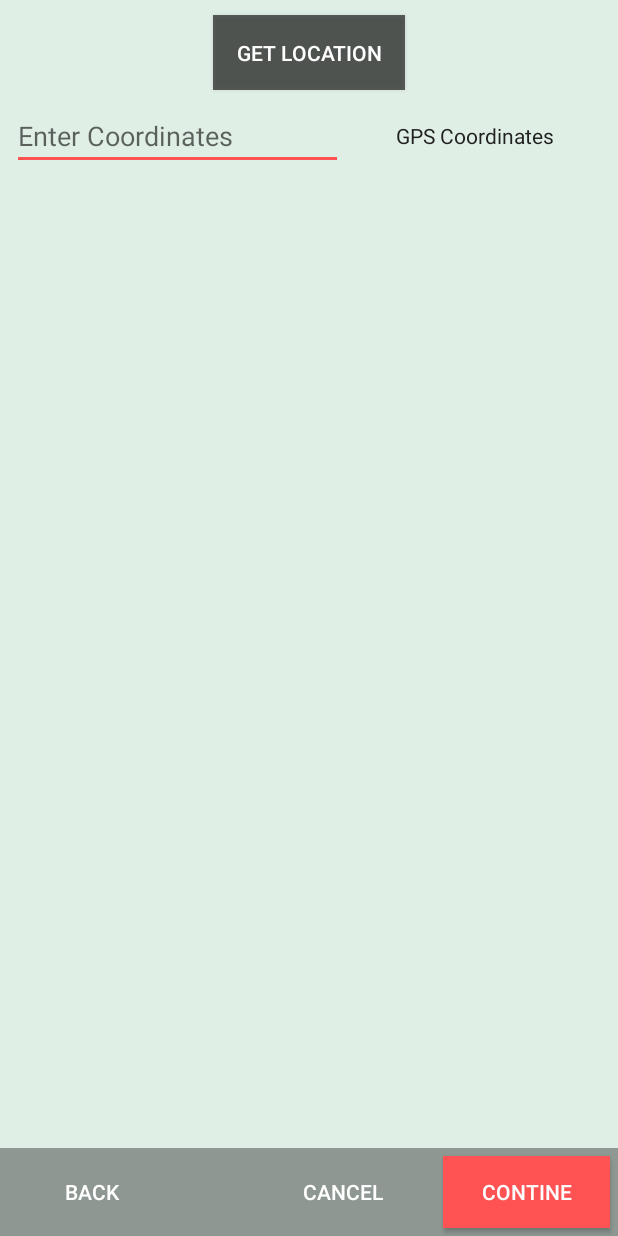
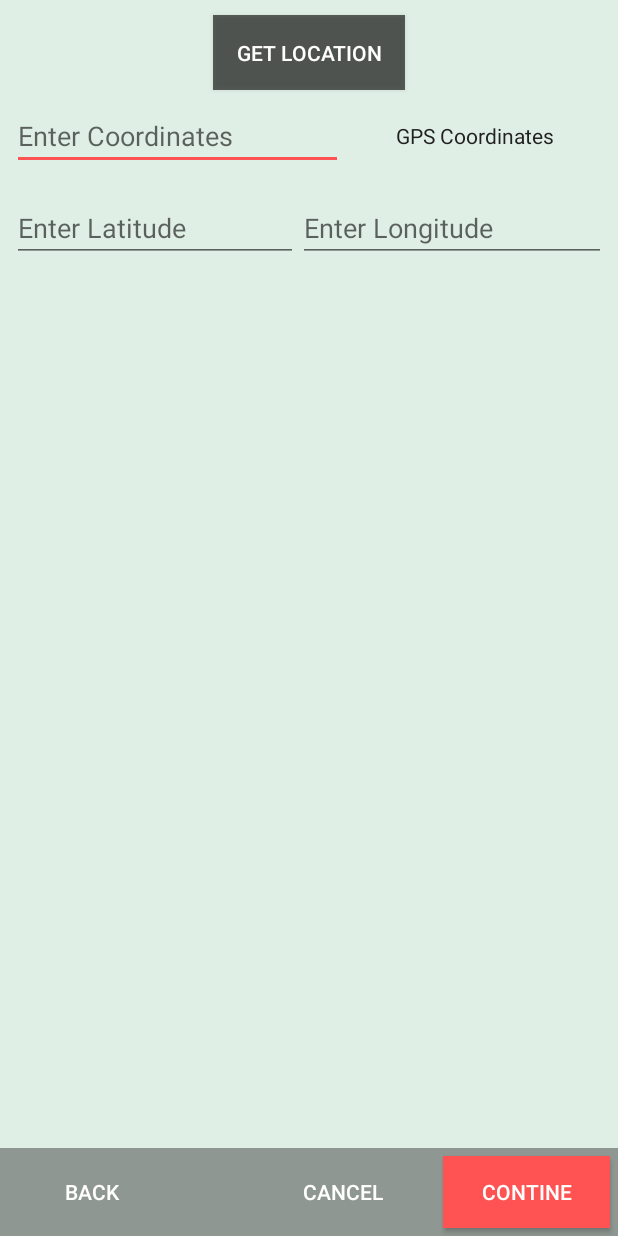
Before and after one commit to Chinese-Dragon/Wildlife-Collector, an Android app: the fragment CollectionLocation shown on its own in the app's theme, on a phone screen of 412 x 824 dp. Run offline under Robolectric (Android 15) with nearby library versions, the phone set to English and light mode, and no system bars.

Commit message:
Latitude and Longitude Text Boxes Added

```diff
--- a/CodeBase/wildlife/app/src/main/AndroidManifest.xml
+++ b/CodeBase/wildlife/app/src/main/AndroidManifest.xml
@@ -4,7 +4,7 @@
     package="edu.drury.mcs.wildlife">
 
     <uses-permission android:name="android.permission.ACCESS_COARSE_LOCATION" />
-    <uses-permission android:name="android.permission.ACCESS_FINE_LOCATION"/>
+    <uses-permission android:name="android.permission.ACCESS_FINE_LOCATION" />
     <uses-permission android:name="android.permission.INTERNET"/>
 
     <application
--- a/CodeBase/wildlife/app/src/main/java/edu/drury/mcs/wildlife/Fragment/CollectionLocation.java
+++ b/CodeBase/wildlife/app/src/main/java/edu/drury/mcs/wildlife/Fragment/CollectionLocation.java
@@ -30,6 +30,8 @@ public class CollectionLocation extends Fragment implements View.OnClickListener
     private Button back, cancel, next, getLocation;
     private LocationManager locationManager;
     private EditText coordinates;
+    private EditText latitude;
+    private EditText longitude;
 
 //    /**
 //     * Instead of handing over potential parameters via constructor,
@@ -62,6 +64,8 @@ public class CollectionLocation extends Fragment implements View.OnClickListener
         next = (Button) layout.findViewById(R.id.next);
         getLocation = (Button) layout.findViewById(R.id.getLocation);
         coordinates = (EditText) layout.findViewById(R.id.coordinates);
+        latitude = (EditText) layout.findViewById(R.id.latitude);
+        longitude = (EditText) layout.findViewById(R.id.longitude);
 
         back.setOnClickListener(this);
         cancel.setOnClickListener(this);
@@ -86,7 +90,9 @@ public class CollectionLocation extends Fragment implements View.OnClickListener
                 @Override
                 public void gotLocation(Location location){
                     //Got the location!
-                    coordinates.setText(Double.toString(location.getLatitude()) + Double.toString(location.getLongitude()));
+                    //coordinates.setText(Double.toString(location.getLatitude()) + Double.toString(location.getLongitude()));
+                    latitude.setText(Double.toString(location.getLatitude()));
+                    longitude.setText(Double.toString(location.getLongitude()));
                 }
             };
             MyLocation myLocation = new MyLocation(getActivity());
--- a/CodeBase/wildlife/app/src/main/res/layout/collection_location_fragment.xml
+++ b/CodeBase/wildlife/app/src/main/res/layout/collection_location_fragment.xml
@@ -20,6 +20,7 @@
         android:layout_centerHorizontal="true"/>
 
     <LinearLayout
+        android:id="@+id/entercoordinates"
         android:layout_width="match_parent"
         android:layout_height="wrap_content"
         android:orientation="horizontal"
@@ -41,6 +42,30 @@
             android:layout_weight="1"
             android:gravity="center"
             android:textColor="@color/colorPrimaryText"/>
+
+    </LinearLayout>
+
+    <LinearLayout
+        android:layout_width="match_parent"
+        android:layout_height="wrap_content"
+        android:orientation="horizontal"
+        android:weightSum="2"
+        android:layout_margin="8dp"
+        android:layout_below="@id/entercoordinates">
+
+        <EditText
+            android:id="@+id/latitude"
+            android:layout_width="wrap_content"
+            android:layout_height="match_parent"
+            android:layout_weight="1"
+            android:hint="Enter Latitude"/>
+
+        <EditText
+            android:id="@+id/longitude"
+            android:layout_width="wrap_content"
+            android:layout_height="match_parent"
+            android:layout_weight="1"
+            android:hint="Enter Longitude"/>
 
     </LinearLayout>
 
```
